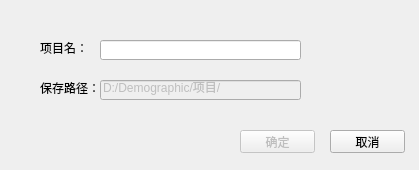
Above: ui/newproject.ui from owensss/renkou before the change. Below: the same form after it.
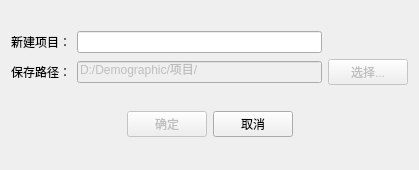
That is the form after the change.

Commit message: change 'projectName' to 'openProject'

Patch:
```diff
--- a/ui/newproject.ui
+++ b/ui/newproject.ui
@@ -13,87 +13,120 @@
   <property name="windowTitle">
    <string>新建项目</string>
   </property>
+  <layout class="QGridLayout" name="gridLayout">
+   <item row="0" column="0">
+    <layout class="QGridLayout" name="gridLayout_2">
+     <item row="0" column="1">
+      <widget class="QLineEdit" name="leProjectName"/>
+     </item>
+     <item row="1" column="0">
+      <widget class="QLabel" name="lbSavePath">
+       <property name="text">
+        <string>保存路径：</string>
+       </property>
+       <property name="alignment">
+        <set>Qt::AlignRight|Qt::AlignTrailing|Qt::AlignVCenter</set>
+       </property>
+      </widget>
+     </item>
+     <item row="0" column="0">
   <widget class="QLabel" name="lbProjectName">
-   <property name="geometry">
-    <rect>
-     <x>40</x>
-     <y>40</y>
-     <width>61</width>
-     <height>16</height>
-    </rect>
-   </property>
    <property name="text">
-    <string>项目名：</string>
-   </property>
-  </widget>
+        <string>新建项目：</string>
+       </property>
+      </widget>
+     </item>
+     <item row="1" column="1">
   <widget class="QLineEdit" name="leSavePath">
    <property name="enabled">
     <bool>false</bool>
    </property>
-   <property name="geometry">
-    <rect>
-     <x>100</x>
-     <y>80</y>
-     <width>201</width>
-     <height>20</height>
-    </rect>
-   </property>
    <property name="text">
     <string>D:/Demographic/项目/</string>
    </property>
   </widget>
-  <widget class="QLabel" name="lbSavePath">
-   <property name="geometry">
-    <rect>
-     <x>40</x>
-     <y>80</y>
-     <width>71</width>
-     <height>16</height>
-    </rect>
+     </item>
+     <item row="1" column="2">
+      <widget class="QPushButton" name="selectPath">
+       <property name="enabled">
+        <bool>false</bool>
    </property>
    <property name="text">
-    <string>保存路径：</string>
-   </property>
-  </widget>
+        <string>选择...</string>
+       </property>
+       <property name="autoDefault">
+        <bool>false</bool>
+       </property>
+       <property name="default">
+        <bool>false</bool>
+       </property>
+      </widget>
+     </item>
+    </layout>
+   </item>
+   <item row="1" column="0">
+    <layout class="QHBoxLayout" name="horizontalLayout">
+     <item>
+      <spacer name="horizontalSpacer">
+       <property name="orientation">
+        <enum>Qt::Horizontal</enum>
+       </property>
+       <property name="sizeHint" stdset="0">
+        <size>
+         <width>40</width>
+         <height>20</height>
+        </size>
+       </property>
+      </spacer>
+     </item>
+     <item>
   <widget class="QPushButton" name="ok">
    <property name="enabled">
     <bool>false</bool>
    </property>
-   <property name="geometry">
-    <rect>
-     <x>240</x>
-     <y>130</y>
-     <width>75</width>
-     <height>23</height>
-    </rect>
-   </property>
    <property name="text">
     <string>确定</string>
    </property>
-  </widget>
-  <widget class="QLineEdit" name="leProjectName">
-   <property name="geometry">
-    <rect>
-     <x>100</x>
-     <y>40</y>
-     <width>201</width>
-     <height>20</height>
-    </rect>
-   </property>
-  </widget>
+       <property name="autoDefault">
+        <bool>false</bool>
+       </property>
+       <property name="default">
+        <bool>false</bool>
+       </property>
+      </widget>
+     </item>
+     <item>
   <widget class="QPushButton" name="cancel">
-   <property name="geometry">
-    <rect>
-     <x>330</x>
-     <y>130</y>
-     <width>75</width>
-     <height>23</height>
-    </rect>
-   </property>
    <property name="text">
     <string>取消</string>
    </property>
-  </widget>
+       <property name="autoDefault">
+        <bool>false</bool>
+       </property>
+       <property name="default">
+        <bool>false</bool>
+       </property>
+       <property name="flat">
+        <bool>false</bool>
+       </property>
+      </widget>
+     </item>
+     <item>
+      <spacer name="horizontalSpacer_2">
+       <property name="orientation">
+        <enum>Qt::Horizontal</enum>
+       </property>
+       <property name="sizeHint" stdset="0">
+        <size>
+         <width>40</width>
+         <height>20</height>
+        </size>
+       </property>
+      </spacer>
+     </item>
+    </layout>
+   </item>
+  </layout>
  </widget>
  <resources/>
  <connections/>
```
Left out of the diff: 7 changed lines with no effect on the pictures. Lines whose indentation alone changed are shown as unchanged. The commit also changes 6 other files.
